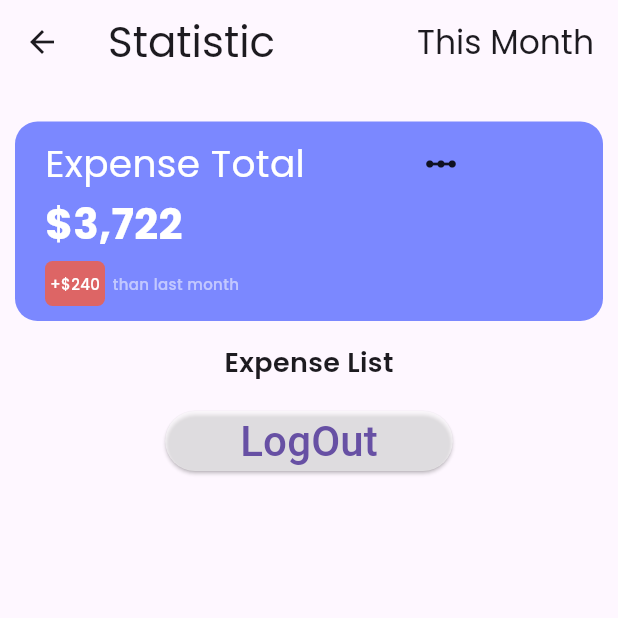
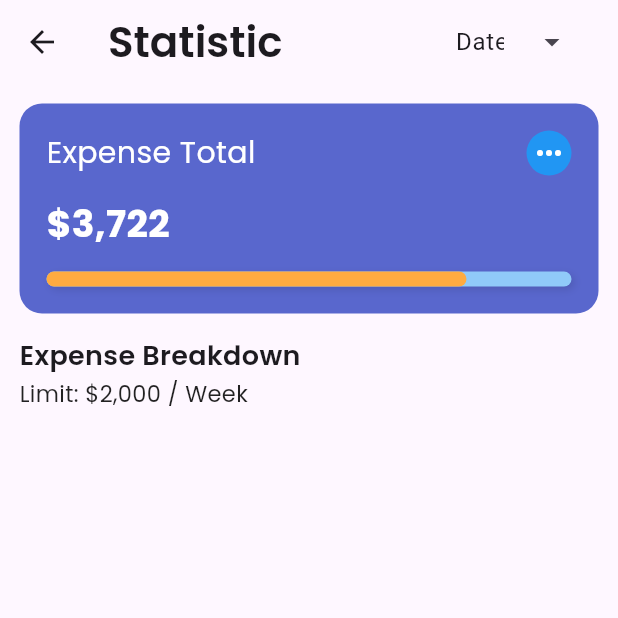
Before and after one commit to cybersleuth0/Expenso, a Flutter app: the StatisticPage screen opened directly, on a phone screen of 412 x 824 dp, the top half of it. Run offline on Flutter 3.47's test engine with Material 3 defaults, Android fonts, the phone set to English and light mode, and no system bars; our stand-ins replace flutter_bloc, shared_preferences, sqflite; accounts and stored records are empty.

Commit message:
feat: Implement filtering, UI enhancements, and expense breakdown in statistic screen
This commit introduces the following changes:

-   **Filtering:**
    -   Implemented expense filtering by Date, Month, and Year on the `homePage`.
    - Added filter functionality in `Statistic` screen.
-   - Implemented a `DropdownMenu` for selecting filtering options (Date, Month, Year).
-   - Implemented the date,month and year wise filter for `expense list`.
-   - Implemented the filter for `Statistic` screen.
+    - Implemented the date,month and year wise filter for `expense list`.
-   -Added a `filterFlag` to manage filter type selection in `homePage`.
-   - Added `DropdownMenu` to `statistic` screen.
+    - Added a `filterFlag` to manage filter type selection in `homePage`.
 -   **UI Enhancements:**
     -   Updated the `homePage` to use `DropdownMenu` for filtering.
     -   Updated the `homePage` UI for better readability.
     - Changed `font weight` of `user name` to `w500`.
-    -   Changed the `Icon size` on the `appbar` to 30 from 38.
+    -   Changed the `Icon size` on the `appbar` to 30.
     -   Changed the padding on `home` and `statistic` page.
     -   Changed the `Expense Total` container `padding` to `8` from `10`.
-    -   Updated the `filterDropdownValueList` to manage filtering.
-    -   Changed the name of `year` text `fontSize` to `20` from `25`.
-    -   Changed `Total amount` text `fontSize` to `25` from `28`.
+    -    changed the filter `DropdownMenu` UI in `statistic` screen.
     -   Updated the UI of statistic screen.
+    - Added a custom progress bar in the `statistic` screen.
+    - Add the `Expense Breakdown` functionality in the `statistic` screen.
+    - Changed the UI of `expense total` container in statistic screen.
+

```diff
--- a/lib/Screens/Navigation/statisticScreen.dart
+++ b/lib/Screens/Navigation/statisticScreen.dart
@@ -2,7 +2,17 @@ import 'package:expenso/App_Constant/constant.dart';
 import 'package:flutter/material.dart';
 import 'package:shared_preferences/shared_preferences.dart';
 
-class StatisticPage extends StatelessWidget {
+class StatisticPage extends StatefulWidget {
+  @override
+  State<StatisticPage> createState() => _StatisticPageState();
+}
+
+class _StatisticPageState extends State<StatisticPage> {
+  String filterDropdownValue = "Date";
+  List<String> filterDropdownValueList = ["Date", "Month", "Year"];
+
+  int filterFlag = 0;
+
   @override
   Widget build(BuildContext context) {
     return Scaffold(
@@ -10,50 +20,90 @@ class StatisticPage extends StatelessWidget {
         title: Row(
           mainAxisAlignment: MainAxisAlignment.spaceBetween,
           children: [
-            Text("Statistic",
-                style: TextStyle(fontSize: 28, fontFamily: "Poppins")),
-            // SizedBox(width: 50),
-            Text("This Month", style: TextStyle(fontFamily: "Poppins")),
+            Expanded(
+              flex: 7,
+              child: Text("Statistic",
+                  style: TextStyle(
+                      fontSize: 28,
+                      fontFamily: "Poppins",
+                      fontWeight: FontWeight.w600)),
+            ),
+            Expanded(
+                flex: 3,
+                child: DropdownMenu(
+                  initialSelection: filterDropdownValue,
+                  onSelected: (String? newValue) {
+                    filterDropdownValue = newValue!;
+                    if (filterDropdownValue == "Date") {
+                      filterFlag = 0; //0 for date
+                    } else if (filterDropdownValue == "Month") {
+                      filterFlag = 1; //0 for month
+                    } else {
+                      filterFlag = 2; //0 for year
+                    }
+                    setState(() {});
+                  },
+                  dropdownMenuEntries: filterDropdownValueList.map((newvalue) {
+                    return DropdownMenuEntry(value: newvalue, label: newvalue);
+                  }).toList(),
+                  inputDecorationTheme: InputDecorationTheme(
+                      contentPadding: EdgeInsets.only(left: 5),
+                      border: InputBorder.none),
+                ))
           ],
         ),
       ),
       body: Padding(
-        padding: EdgeInsets.all(10.0),
+        padding: EdgeInsets.all(13.0),
         child: SingleChildScrollView(
           child: Column(
-            crossAxisAlignment: CrossAxisAlignment.center,
+            crossAxisAlignment: CrossAxisAlignment.start,
             children: [
-              //first row name and circile avatar
-              SizedBox(height: 15),
               //Expense Total box
               Container(
-                width: double.infinity,
-                padding: EdgeInsets.all(10.0),
+                height: 140,
+                padding: const EdgeInsets.all(10),
                 decoration: BoxDecoration(
-                    color: Color(0xff7b88ff),
-                    borderRadius: BorderRadius.circular(15)),
+                  color: Color(0xff5967cd),
+                  borderRadius: BorderRadius.circular(15),
+                ),
+                child: Padding(
+                  padding: const EdgeInsets.all(8.0),
                   child: Row(
                     mainAxisAlignment: MainAxisAlignment.spaceBetween,
                     crossAxisAlignment: CrossAxisAlignment.center,
                     children: [
-                    SizedBox(width: 10),
                       Expanded(
                         child: Column(
                           crossAxisAlignment: CrossAxisAlignment.start,
+                          mainAxisAlignment: MainAxisAlignment.spaceBetween,
                           children: [
                             Row(
                               mainAxisAlignment: MainAxisAlignment.spaceBetween,
+                              crossAxisAlignment: CrossAxisAlignment.center,
                               children: [
-                              Expanded(
-                                child: Text(
+                                Text(
                                   "Expense Total",
                                   style: TextStyle(
                                     color: Colors.white,
-                                      fontSize: 25,
-                                      fontFamily: "Poppins"),
+                                    fontSize: 20,
+                                    fontFamily: "Poppins",
                                   ),
                                 ),
-                              Expanded(child: Icon(Icons.linear_scale))
+                                Container(
+                                  width: 30,
+                                  height: 30,
+                                  decoration: BoxDecoration(
+                                    color: Colors.blue,
+                                    shape: BoxShape.circle,
+                                  ),
+                                  alignment: Alignment.center,
+                                  child: Icon(
+                                    Icons.more_horiz_outlined,
+                                    color: Colors.white,
+                                    size: 24,
+                                  ),
+                                ),
                               ],
                             ),
                             SizedBox(height: 2),
@@ -61,68 +111,89 @@ class StatisticPage extends StatelessWidget {
                               "\$3,722",
                               style: TextStyle(
                                 color: Colors.white,
-                                fontSize: 28,
+                                fontSize: 25,
                                 fontFamily: "Poppins",
-                                fontWeight: FontWeight.bold),
+                                fontWeight: FontWeight.w700,
                               ),
-                          SizedBox(height: 5),
-                          Row(
-                            children: [
-                              Container(
-                                height: 30,
-                                width: 40,
-                                alignment: Alignment.center,
-                                decoration: BoxDecoration(
-                                    color: Color(0xffdd6565),
-                                    borderRadius: BorderRadius.circular(5)),
-                                child: Text('+\$240',
-                                    style: TextStyle(
-                                        color: Colors.white,
-                                        fontSize: 10,
-                                        fontFamily: "Poppins",
-                                        fontWeight: FontWeight.w500)),
                             ),
-                              SizedBox(width: 5),
-                              Text('than last month',
-                                  style: TextStyle(
-                                      color: Colors.white54,
-                                      fontWeight: FontWeight.w500,
-                                      fontSize: 10,
-                                      fontFamily: "Poppins")),
+                            SizedBox(height: 2),
+                            customProgressBar(progress: 0.8),
                           ],
+                        ),
                       ),
                     ],
                   ),
                 ),
-                    SizedBox(width: 10),
-                  ],
-                ),
               ),
               SizedBox(height: 15),
-              Text("Expense List",
+              Row(
+                children: [
+                  Text("Expense Breakdown",
                       style: TextStyle(
                           fontSize: 18,
                           fontWeight: FontWeight.w600,
                           fontFamily: "Poppins")),
-              SizedBox(height: 15),
-              ElevatedButton(
-                  style: ElevatedButton.styleFrom(
-                      backgroundColor: Colors.white54,
-                      padding: EdgeInsets.symmetric(horizontal: 50)),
-                  onPressed: () async {
-                    var prefs = await SharedPreferences.getInstance();
-                    prefs.remove(AppConstant.ISLOGIN);
-                    Navigator.pushReplacementNamed(
-                        context, AppRoutes.ROUTE_LOGIN);
-                  },
-                  child: Text(
-                    "LogOut",
-                    style: TextStyle(fontSize: 28),
-                  ))
+                ],
+              ),
+              SizedBox(height: 2),//Expense BreakDown
+              Text("Limit: \$2,000 / Week",
+                  style: TextStyle(
+                  color: Colors.black87,
+                      fontSize: 15,
+                      fontFamily: "Poppins")), //Limit
+
+              // ElevatedButton(
+              //     style: ElevatedButton.styleFrom(
+              //         backgroundColor: Colors.white54,
+              //         padding: EdgeInsets.symmetric(horizontal: 50)),
+              //     onPressed: () async {
+              //       var prefs = await SharedPreferences.getInstance();
+              //       prefs.remove(AppConstant.ISLOGIN);
+              //       Navigator.pushReplacementNamed(
+              //           context, AppRoutes.ROUTE_LOGIN);
+              //     },
+              //     child: Text(
+              //       "LogOut",
+              //       style: TextStyle(fontSize: 28),
+              //     ))
             ],
           ),
         ),
       ),
     );
   }
+
+  //This is for progress bar
+  Widget customProgressBar({required double progress}) {
+    return SizedBox(
+      height: 10,
+      width: MediaQuery.of(context).size.width,
+      child: Stack(
+        children: [
+          Container(
+            decoration: BoxDecoration(
+              color: Colors.blue.shade200, // background color
+              borderRadius: BorderRadius.circular(10),
+              boxShadow: [
+                BoxShadow(
+                  color: Colors.black12,
+                  blurRadius: 4,
+                  offset: Offset(2, 2),
+                ),
+              ],
+            ),
+          ),
+          FractionallySizedBox(
+            widthFactor: progress, // from 0.0 to 1.0
+            child: Container(
+              decoration: BoxDecoration(
+                color: Colors.orangeAccent, // progress color
+                borderRadius: BorderRadius.circular(10),
+              ),
+            ),
+          ),
+        ],
+      ),
+    );
   }
+}
```
Also changed, not shown: lib/Screens/Navigation/homePage_Screen.dart (+142 -112 lines). Lines whose indentation alone changed are shown as unchanged.
